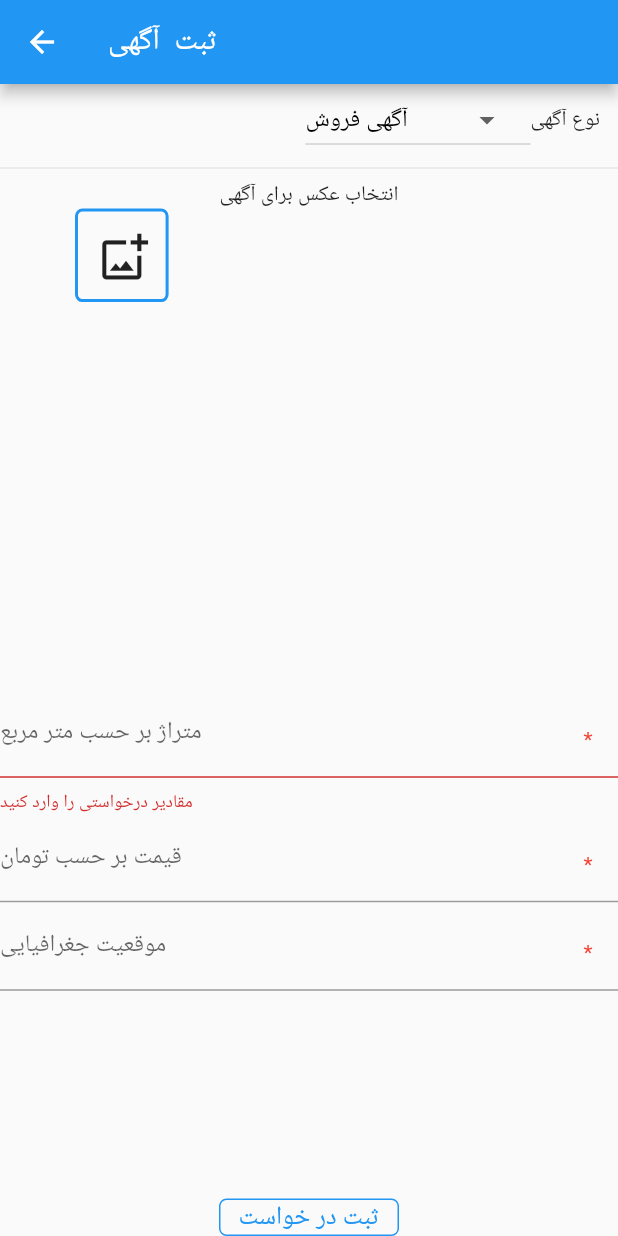
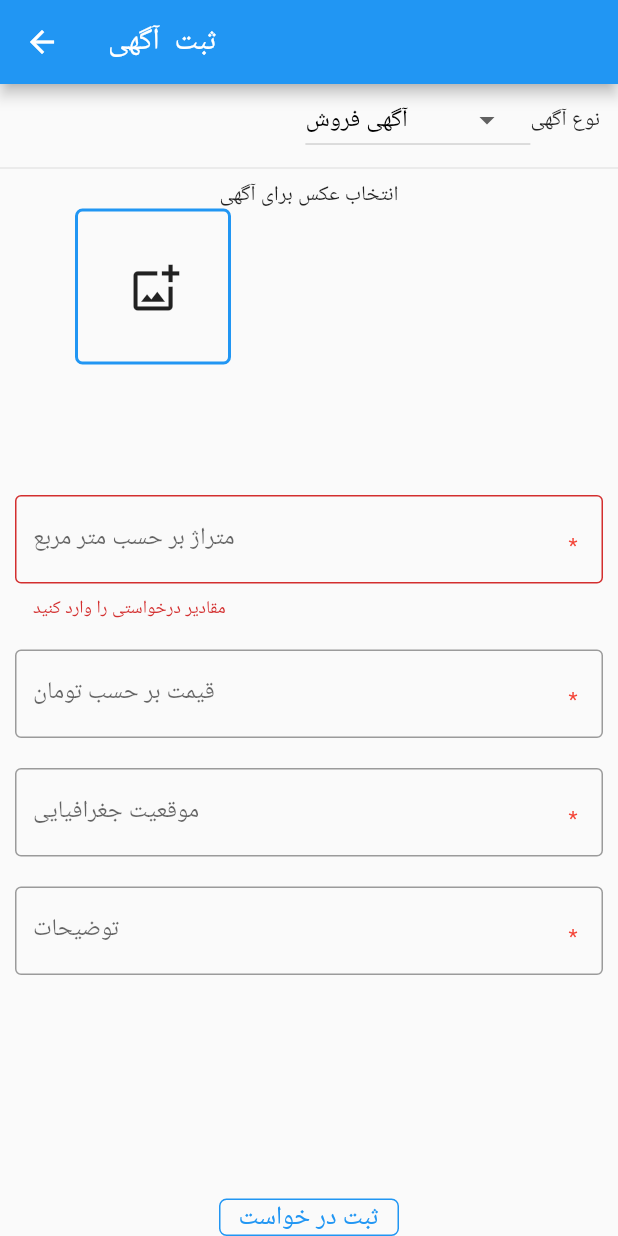
Before and after one commit to EsmaeilDansi/amlak, a Flutter app: the NewMessagePage screen opened directly, after a tap on "ثبت در خواست", on a phone screen of 412 x 824 dp. Run offline on Flutter 3.47's test engine with Material 2 defaults, Android fonts, the phone set to English and light mode, and no system bars; our stand-ins replace dio, file_picker, fluttertoast, get_it, hive, hive_flutter and 2 more; accounts and stored records are empty; network calls fail.

Commit message:
upload file

```diff
--- a/lib/db/entity/message.dart
+++ b/lib/db/entity/message.dart
@@ -26,20 +26,21 @@ class Message {
   @HiveField(6)
   MessageType messageType;
 
+
   @HiveField(7)
-  String packId;
+  String? fileUuid;
 
   @HiveField(8)
-  String? fileUuid;
+  int measure;
 
   Message(
       {required this.value,
       this.id,
       this.fileUuid,
-      required this.packId,
       required this.owner_id,
       required this.time,
       required this.caption,
+      required this.measure,
       required this.messageType,
       required this.location});
 }
--- a/lib/page/home_page.dart
+++ b/lib/page/home_page.dart
@@ -19,7 +19,7 @@ class HomePage extends StatelessWidget {
       bottomNavigationBar: Padding(
         padding: const EdgeInsets.all(8.0),
         child: SizedBox(
-          height: 100,
+          height: 50,
           child: Row(
             mainAxisAlignment: MainAxisAlignment.spaceAround,
             crossAxisAlignment: CrossAxisAlignment.end,
@@ -75,7 +75,7 @@ class HomePage extends StatelessWidget {
               return const SizedBox.shrink();
             }
             if (snapshot.data == page.announcementPage) {
-              return const AnnouncementPage();
+              return  AnnouncementPage();
             } else if (snapshot.data == page.addMessage) {
               return const NewMessagePage();
             } else if (snapshot.data == page.myPage) {
--- a/lib/page/new_msg_page.dart
+++ b/lib/page/new_msg_page.dart
@@ -1,13 +1,15 @@
 import 'dart:io';
 
+import 'package:amlak_client/db/entity/message.dart';
+import 'package:amlak_client/db/entity/message_type.dart';
+import 'package:amlak_client/repo/messageRepo.dart';
 import 'package:file_picker/file_picker.dart';
 import 'package:flutter/cupertino.dart';
 import 'package:flutter/material.dart';
 import 'package:flutter/services.dart';
 import 'package:fluttertoast/fluttertoast.dart';
+import 'package:get_it/get_it.dart';
 import 'package:rxdart/rxdart.dart';
-
-enum msg_type { request, sale }
 
 class NewMessagePage extends StatefulWidget {
   const NewMessagePage({Key? key}) : super(key: key);
@@ -17,13 +19,19 @@ class NewMessagePage extends StatefulWidget {
 }
 
 class _NewMessagePageState extends State<NewMessagePage> {
-  final BehaviorSubject<msg_type> _valueSubject =
-      BehaviorSubject.seeded(msg_type.sale);
+  final BehaviorSubject<MessageType> _valueSubject =
+      BehaviorSubject.seeded(MessageType.Sale);
 
   final List<String> _selectedFilePath = [];
   final _positionFormKey = GlobalKey<FormState>();
+  final _captionFormKey = GlobalKey<FormState>();
   final _valueFormKey = GlobalKey<FormState>();
   final _measureFormKey = GlobalKey<FormState>();
+  final _messageRepo = GetIt.I.get<MessageRepo>();
+  final _locationController = TextEditingController();
+  final _valueController = TextEditingController();
+  final _measureController = TextEditingController();
+  final _captionController = TextEditingController();
 
   @override
   Widget build(BuildContext context) {
@@ -38,7 +46,7 @@ class _NewMessagePageState extends State<NewMessagePage> {
             children: [
               SizedBox(
                 width: 150,
-                child: StreamBuilder<msg_type>(
+                child: StreamBuilder<MessageType>(
                     stream: _valueSubject.stream,
                     builder: (context, snapshot) {
                       if (snapshot.hasData && snapshot.data != null) {
@@ -50,18 +58,18 @@ class _NewMessagePageState extends State<NewMessagePage> {
                             style: const TextStyle(
                                 fontSize: 16, color: Colors.black),
                             value: snapshot.data,
-                            items: const <DropdownMenuItem<msg_type>>[
+                            items: const <DropdownMenuItem<MessageType>>[
                               DropdownMenuItem(
                                 child: Text("آگهی فروش"),
-                                value: msg_type.sale,
+                                value: MessageType.Sale,
                               ),
                               DropdownMenuItem(
                                 child: Text("آگهی درخواست"),
-                                value: msg_type.request,
+                                value: MessageType.Req,
                               )
                             ],
                             onChanged: (value) {
-                              _valueSubject.add(value as msg_type);
+                              _valueSubject.add(value as MessageType);
                             });
                       } else {
                         return const SizedBox.shrink();
@@ -75,19 +83,22 @@ class _NewMessagePageState extends State<NewMessagePage> {
             ],
           ),
           const Divider(),
-          StreamBuilder<msg_type>(
+          StreamBuilder<MessageType>(
               stream: _valueSubject.stream,
               builder: (c, snapshot) {
                 if (snapshot.hasData && snapshot.data != null) {
-                  if (snapshot.data == msg_type.sale) {
-                    return Expanded(
+                  if (snapshot.data == MessageType.Sale) {
+                    return SizedBox(
+                      height: 200,
+                        child: Scrollbar(
                           child: Column(
+                            mainAxisSize: MainAxisSize.max,
                             children: [
                               Text("انتخاب عکس برای آگهی"),
                               picturePage(),
                             ],
                           ),
-                    );
+                        ));
                   } else {
                     return const SizedBox.shrink();
                   }
@@ -115,8 +126,24 @@ class _NewMessagePageState extends State<NewMessagePage> {
                 if (_measureFormKey.currentState?.validate() ?? false) {
                   if (_valueFormKey.currentState?.validate() ?? false) {
                     if (_positionFormKey.currentState?.validate() ?? false) {
-                      //todo
-                      Fluttertoast.showToast(msg: "آگهی شما ثبت شد.");
+                      if (_captionFormKey.currentState?.validate() ?? false) {
+                        _messageRepo.sendMessage(
+                            Message(
+                              owner_id: "123456",
+                              fileUuid: "123456" +
+                                  DateTime.now()
+                                      .millisecondsSinceEpoch
+                                      .toString(),
+                              caption: _captionController.text,
+                              time: DateTime.now().millisecondsSinceEpoch,
+                              messageType: _valueSubject.value,
+                              measure: int.parse(_measureController.text),
+                              value: int.parse(_valueController.text),
+                              location: _locationController.text,
+                            ),
+                            _selectedFilePath);
+                      }
+                      //   Fluttertoast.showToast(msg: "آگهی شما ثبت شد.");
                     }
                   }
                 }
@@ -140,8 +167,8 @@ class _NewMessagePageState extends State<NewMessagePage> {
                 itemBuilder: (c, index) {
                   if (index == 0) {
                     return Container(
-                      width: 100,
-                      height: 100,
+                      width: 300,
+                      height: 200,
                       decoration: BoxDecoration(
                         border: Border.all(
                           color: Colors.blue,
@@ -158,18 +185,21 @@ class _NewMessagePageState extends State<NewMessagePage> {
                                   for (var element in res.files) {
                                     _selectedFilePath.add(element.path!);
                                   }
-                                  setState(() {});}
+                                  setState(() {});
+                                }
                               },
                               icon: const Icon(
-                                  Icons.add_photo_alternate_outlined,size: 35,))),
+                                Icons.add_photo_alternate_outlined,
+                                size: 35,
+                              ))),
                     );
                   } else {
                     return Padding(
                       padding: const EdgeInsets.only(
                           left: 3, right: 3, top: 3, bottom: 3),
                       child: Container(
-                        width: 100,
-                        height: 100,
+                        width: 200,
+                        height: 200,
                         decoration: BoxDecoration(
                           border: Border.all(
                             color: Colors.blue,
@@ -179,8 +209,10 @@ class _NewMessagePageState extends State<NewMessagePage> {
                         ),
                         child: Stack(
                           children: [
-                            Image.file(
-                              File(_selectedFilePath[index - 1]),
+                            Center(
+                              child: Image.file(
+                                File(_selectedFilePath[index - 1],),width: 200,height: 200,
+                              ),
                             ),
                             Positioned(
                                 child: Container(
@@ -209,7 +241,7 @@ class _NewMessagePageState extends State<NewMessagePage> {
                   }
                 },
                 gridDelegate: const SliverGridDelegateWithFixedCrossAxisCount(
-                    crossAxisCount: 5),
+                    crossAxisCount: 3),
               ),
             ),
           )
@@ -220,11 +252,14 @@ class _NewMessagePageState extends State<NewMessagePage> {
 
   Widget inputInformationPage() {
     return Expanded(
+      child: Padding(
+        padding: const EdgeInsets.all(10.0),
         child: ListView(
           children: [
             Form(
               key: _measureFormKey,
               child: TextFormField(
+                controller: _measureController,
                 validator: (value) {
                   if (value == null || value.isEmpty) {
                     return "مقادیر درخواستی را وارد کنید";
@@ -234,9 +269,13 @@ class _NewMessagePageState extends State<NewMessagePage> {
                 inputFormatters: [FilteringTextInputFormatter.digitsOnly],
               ),
             ),
+            SizedBox(
+              height: 20,
+            ),
             Form(
               key: _valueFormKey,
               child: TextFormField(
+                controller: _valueController,
                 decoration: buildInputDecoration("قیمت بر حسب تومان"),
                 validator: (value) {
                   if (value == null || value.isEmpty) {
@@ -246,9 +285,13 @@ class _NewMessagePageState extends State<NewMessagePage> {
                 inputFormatters: [FilteringTextInputFormatter.digitsOnly],
               ),
             ),
+            SizedBox(
+              height: 20,
+            ),
             Form(
               key: _positionFormKey,
               child: TextFormField(
+                controller: _locationController,
                 decoration: buildInputDecoration("موقعیت جغرافیایی"),
                 validator: (value) {
                   if (value == null || value.isEmpty) {
@@ -257,7 +300,23 @@ class _NewMessagePageState extends State<NewMessagePage> {
                 },
               ),
             ),
+            SizedBox(
+              height: 20,
+            ),
+            Form(
+              key: _captionFormKey,
+              child: TextFormField(
+                controller: _captionController,
+                decoration: buildInputDecoration("توضیحات"),
+                validator: (value) {
+                  if (value == null || value.isEmpty) {
+                    return "مقادیر درخواستی را وارد کنید";
+                  }
+                },
+              ),
+            ),
           ],
+        ),
       ),
     );
   }
@@ -271,6 +330,7 @@ class _NewMessagePageState extends State<NewMessagePage> {
             style: TextStyle(color: Colors.red),
           ),
         ),
+        border: const OutlineInputBorder(),
         labelText: label);
   }
 }
```
Also changed, not shown: lib/db/dao/messageDao.dart (+9 -3 lines), lib/page/announcement_page.dart (+99 -27 lines), lib/repo/messageRepo.dart (+36 -12 lines), lib/db/entity/message.g.dart, pubspec.lock. Lines whose indentation alone changed are shown as unchanged.
